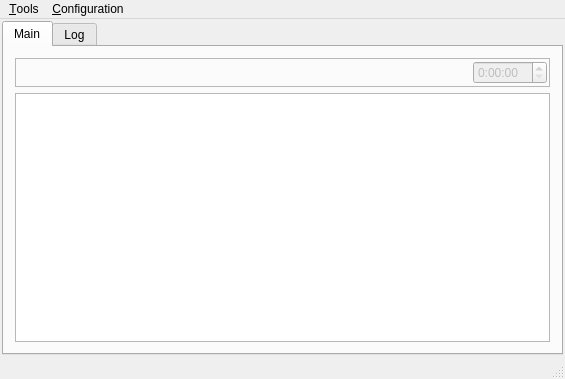
AnpeJIb/Horus-Commander, file Commander/ui/main_window.ui: the form before one commit.
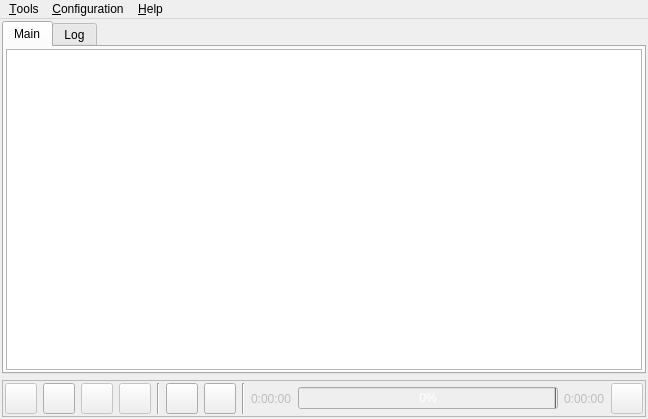
The form after the commit. Icons and pictures are not drawn.

Patch:
```diff
--- a/Commander/ui/main_window.ui
+++ b/Commander/ui/main_window.ui
@@ -6,8 +6,8 @@
    <rect>
     <x>0</x>
     <y>0</y>
-    <width>565</width>
-    <height>379</height>
+    <width>648</width>
+    <height>419</height>
    </rect>
   </property>
   <property name="windowTitle">
@@ -42,62 +42,11 @@
         <string>Main</string>
        </attribute>
        <layout class="QVBoxLayout" name="verticalLayout_2">
+        <property name="margin">
+         <number>2</number>
+        </property>
         <item>
-         <widget class="QFrame" name="frame">
-          <property name="frameShape">
-           <enum>QFrame::StyledPanel</enum>
-          </property>
-          <property name="frameShadow">
-           <enum>QFrame::Raised</enum>
-          </property>
-          <layout class="QHBoxLayout" name="horizontalLayout">
-           <property name="margin">
-            <number>2</number>
-           </property>
-           <item>
-            <spacer name="horizontalSpacer">
-             <property name="orientation">
-              <enum>Qt::Horizontal</enum>
-             </property>
-             <property name="sizeHint" stdset="0">
-              <size>
-               <width>40</width>
-               <height>20</height>
-              </size>
-             </property>
-            </spacer>
-           </item>
-           <item>
-            <widget class="QLabel" name="lbTimer">
-             <property name="enabled">
-              <bool>false</bool>
-             </property>
-             <property name="text">
-              <string/>
-             </property>
-             <property name="pixmap">
-              <pixmap resource="../img.qrc">:/img/timer_clock.png</pixmap>
-             </property>
-            </widget>
-           </item>
-           <item>
-            <widget class="QTimeEdit" name="timeLeft">
-             <property name="enabled">
-              <bool>false</bool>
-             </property>
-             <property name="toolTip">
-              <string>Mission time left</string>
-             </property>
-             <property name="displayFormat">
-              <string>h:mm:ss</string>
-             </property>
-            </widget>
-           </item>
-          </layout>
-         </widget>
-        </item>
-        <item>
-         <widget class="QListWidget" name="listWidget"/>
+         <widget class="QListWidget" name="clientList"/>
         </item>
        </layout>
       </widget>
@@ -112,6 +61,202 @@
       </widget>
      </widget>
     </item>
+    <item>
+     <widget class="QFrame" name="frame_2">
+      <property name="frameShape">
+       <enum>QFrame::StyledPanel</enum>
+      </property>
+      <property name="frameShadow">
+       <enum>QFrame::Raised</enum>
+      </property>
+      <layout class="QHBoxLayout" name="horizontalLayout">
+       <property name="margin">
+        <number>2</number>
+       </property>
+       <item>
+        <widget class="QToolButton" name="missionPrev">
+         <property name="enabled">
+          <bool>false</bool>
+         </property>
+         <property name="icon">
+          <iconset resource="../img.qrc">
+           <normaloff>:/img/previous.png</normaloff>:/img/previous.png</iconset>
+         </property>
+         <property name="iconSize">
+          <size>
+           <width>24</width>
+           <height>24</height>
+          </size>
+         </property>
+         <property name="toolButtonStyle">
+          <enum>Qt::ToolButtonIconOnly</enum>
+         </property>
+        </widget>
+       </item>
+       <item>
+        <widget class="QToolButton" name="missionRun">
+         <property name="enabled">
+          <bool>true</bool>
+         </property>
+         <property name="icon">
+          <iconset resource="../img.qrc">
+           <normaloff>:/img/play.png</normaloff>:/img/play.png</iconset>
+         </property>
+         <property name="iconSize">
+          <size>
+           <width>24</width>
+           <height>24</height>
+          </size>
+         </property>
+        </widget>
+       </item>
+       <item>
+        <widget class="QToolButton" name="missionStop">
+         <property name="enabled">
+          <bool>false</bool>
+         </property>
+         <property name="icon">
+          <iconset resource="../img.qrc">
+           <normaloff>:/img/stop.png</normaloff>:/img/stop.png</iconset>
+         </property>
+         <property name="iconSize">
+          <size>
+           <width>24</width>
+           <height>24</height>
+          </size>
+         </property>
+        </widget>
+       </item>
+       <item>
+        <widget class="QToolButton" name="missionNext">
+         <property name="enabled">
+          <bool>false</bool>
+         </property>
+         <property name="icon">
+          <iconset resource="../img.qrc">
+           <normaloff>:/img/next.png</normaloff>:/img/next.png</iconset>
+         </property>
+         <property name="iconSize">
+          <size>
+           <width>24</width>
+           <height>24</height>
+          </size>
+         </property>
+        </widget>
+       </item>
+       <item>
+        <widget class="Line" name="line_2">
+         <property name="orientation">
+          <enum>Qt::Vertical</enum>
+         </property>
+        </widget>
+       </item>
+       <item>
+        <widget class="QToolButton" name="missionListEdit">
+         <property name="enabled">
+          <bool>true</bool>
+         </property>
+         <property name="icon">
+          <iconset resource="../img.qrc">
+           <normaloff>:/img/MLE.png</normaloff>:/img/MLE.png</iconset>
+         </property>
+         <property name="iconSize">
+          <size>
+           <width>24</width>
+           <height>24</height>
+          </size>
+         </property>
+        </widget>
+       </item>
+       <item>
+        <widget class="QToolButton" name="serverState">
+         <property name="icon">
+          <iconset resource="../img.qrc">
+           <normaloff>:/img/serverOff.png</normaloff>:/img/serverOff.png</iconset>
+         </property>
+         <property name="iconSize">
+          <size>
+           <width>24</width>
+           <height>24</height>
+          </size>
+         </property>
+        </widget>
+       </item>
+       <item>
+        <widget class="Line" name="line">
+         <property name="frameShadow">
+          <enum>QFrame::Sunken</enum>
+         </property>
+         <property name="lineWidth">
+          <number>1</number>
+         </property>
+         <property name="orientation">
+          <enum>Qt::Vertical</enum>
+         </property>
+        </widget>
+       </item>
+       <item>
+        <widget class="QLabel" name="timeLeft">
+         <property name="enabled">
+          <bool>false</bool>
+         </property>
+         <property name="text">
+          <string>0:00:00</string>
+         </property>
+        </widget>
+       </item>
+       <item>
+        <widget class="QProgressBar" name="timeBar">
+         <property name="enabled">
+          <bool>false</bool>
+         </property>
+         <property name="value">
+          <number>0</number>
+         </property>
+         <property name="textVisible">
+          <bool>true</bool>
+         </property>
+         <property name="invertedAppearance">
+          <bool>true</bool>
+         </property>
+         <property name="textDirection">
+          <enum>QProgressBar::TopToBottom</enum>
+         </property>
+         <property name="format">
+          <string>%p%</string>
+         </property>
+        </widget>
+       </item>
+       <item>
+        <widget class="QLabel" name="timeAll">
+         <property name="enabled">
+          <bool>false</bool>
+         </property>
+         <property name="text">
+          <string>0:00:00</string>
+         </property>
+        </widget>
+       </item>
+       <item>
+        <widget class="QToolButton" name="missionTimeEdit">
+         <property name="enabled">
+          <bool>false</bool>
+         </property>
+         <property name="icon">
+          <iconset resource="../img.qrc">
+           <normaloff>:/img/timer_clock.png</normaloff>:/img/timer_clock.png</iconset>
+         </property>
+         <property name="iconSize">
+          <size>
+           <width>24</width>
+           <height>24</height>
+          </size>
+         </property>
+        </widget>
+       </item>
+      </layout>
+     </widget>
+    </item>
    </layout>
   </widget>
   <widget class="QMenuBar" name="menuBar">
@@ -119,7 +264,7 @@
     <rect>
      <x>0</x>
      <y>0</y>
-     <width>565</width>
+     <width>648</width>
      <height>20</height>
     </rect>
    </property>
@@ -137,10 +282,17 @@
     <addaction name="actionConfigurationPrimary"/>
     <addaction name="actionConfigurationMain"/>
    </widget>
+   <widget class="QMenu" name="menuHelp">
+    <property name="title">
+     <string>&amp;Help</string>
+    </property>
+    <addaction name="action_Online_help"/>
+    <addaction name="action_About"/>
+   </widget>
    <addaction name="menuTools"/>
    <addaction name="menuSettings"/>
+   <addaction name="menuHelp"/>
   </widget>
-  <widget class="QStatusBar" name="statusBar"/>
   <action name="actionQuit">
    <property name="icon">
     <iconset resource="../img.qrc">
```
Left out of the diff: 49 changed lines with no effect on the pictures.
